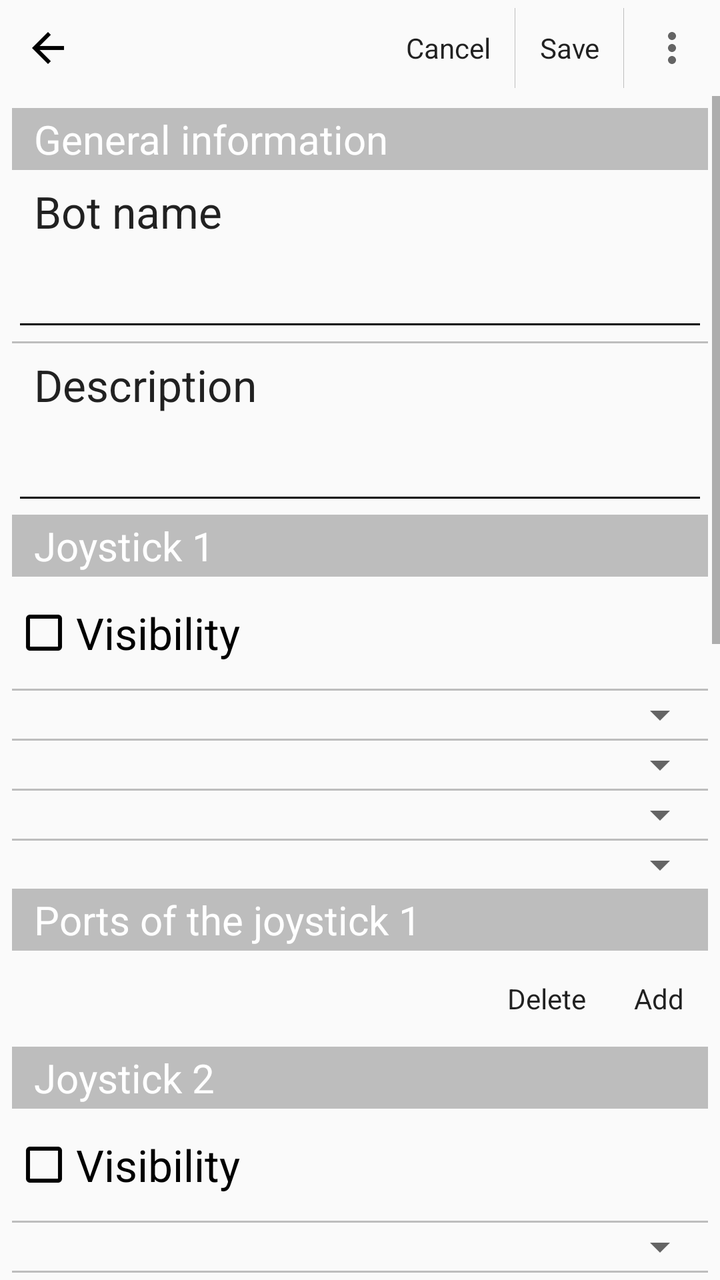
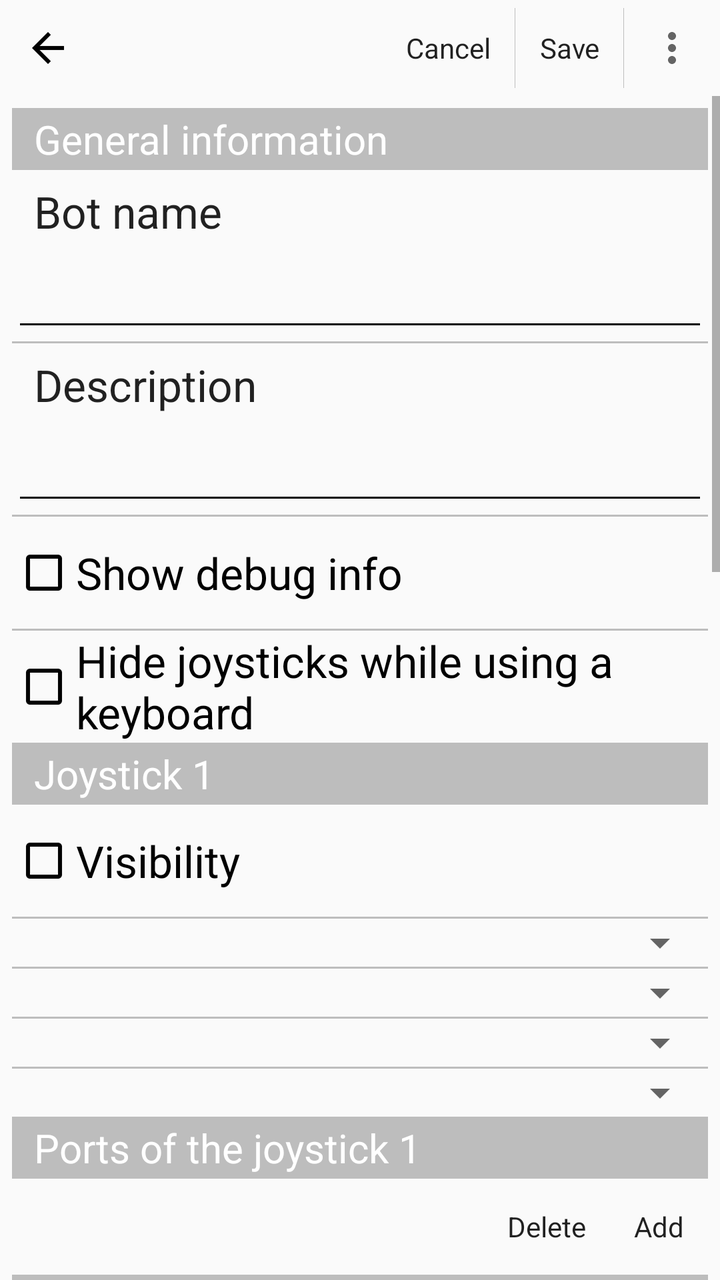

Before-and-after screenshots of an Android layout around one commit, followed by the original layout XML and the change that was made.
<!-- AndroidManifest.xml: application theme AppTheme -->
<!-- res/layout/activity_ev3_settings.xml -->
<LinearLayout xmlns:android="http://schemas.android.com/apk/res/android"
    xmlns:tools="http://schemas.android.com/tools"
    android:layout_width="fill_parent"
    android:layout_height="fill_parent"
    tools:context="ru.proghouse.robocam.GlobalSettingsActivity"
    android:orientation="vertical"
    android:id="@+id/ev3_settings_main_layout">

    <LinearLayout
        android:orientation="horizontal"
        android:layout_width="match_parent"
        android:layout_height="wrap_content"
        style="@style/Widget.AppCompat.ActionBar"
        android:baselineAligned="false"
        android:weightSum="1"
        android:measureWithLargestChild="false">

        <LinearLayout
            android:orientation="horizontal"
            android:layout_width="wrap_content"
            android:layout_height="wrap_content"
            style="@style/Widget.AppCompat.ActionBar"
            android:baselineAligned="false">

            <ImageButton
                android:layout_width="wrap_content"
                android:layout_height="wrap_content"
                android:id="@+id/imageButtonBack"
                android:src="@drawable/back"
                style="@style/Widget.AppCompat.ActionButton"
                android:onClick="onCancelButtonClick" />
        </LinearLayout>

        <LinearLayout
            android:orientation="horizontal"
            android:layout_width="0dp"
            android:layout_height="wrap_content"
            style="@style/Widget.AppCompat.ActionBar"
            android:baselineAligned="false"
            android:layout_weight="1"
            android:gravity="right">
        <Button
            style="@style/Widget.AppCompat.ActionButton"
            android:layout_width="wrap_content"
            android:layout_height="wrap_content"
            android:text="@string/cancel"
            android:id="@+id/buttonCancel"
            android:onClick="onCancelButtonClick"
            android:focusable="false" />

        <ImageView
            android:layout_width="wrap_content"
            android:layout_height="match_parent"
            android:id="@+id/imageView8"
            android:layout_gravity="center_horizontal"
            android:src="@drawable/spacer_small"
            android:paddingTop="4dp"
            android:paddingBottom="4dp" />

        <Button
            style="@style/Widget.AppCompat.ActionButton"
            android:layout_width="wrap_content"
            android:layout_height="wrap_content"
            android:text="@string/save"
            android:id="@+id/buttonSave"
            android:onClick="onSaveButtonClick"
            android:focusable="false" />

            <ImageView
                android:layout_width="wrap_content"
                android:layout_height="match_parent"
                android:id="@+id/imageView9"
                android:layout_gravity="center_horizontal"
                android:src="@drawable/spacer_small"
                android:paddingTop="4dp"
                android:paddingBottom="4dp" />

            <ImageButton
                style="@style/Widget.AppCompat.ActionButton"
                android:layout_width="wrap_content"
                android:layout_height="wrap_content"
                android:id="@+id/buttonOverflow"
                android:src="@drawable/overflow" />

        </LinearLayout>
    </LinearLayout>

    <ScrollView
        android:layout_width="fill_parent"
        android:layout_height="wrap_content"
        android:id="@+id/scrollView">
        <LinearLayout
            android:orientation="vertical"
            android:layout_width="match_parent"
            android:layout_height="wrap_content"
            android:padding="6dp">

            <TextView
                style="@style/SettingsSectionTitle"
                android:text="@string/general_information"
                android:id="@+id/textView6"/>

            <TextView
                style="@style/SettingsSectionEditTextTitle"
                android:text="@string/robot_name"
                android:id="@+id/textViewBotName"/>

            <EditText
                style="@style/SettingsEditText"
                android:id="@+id/editTextBotName"/>

            <ImageView
                android:layout_width="match_parent"
                android:layout_height="wrap_content"
                android:id="@+id/imageView16"
                android:layout_gravity="center_horizontal"
                android:src="@drawable/spacer_small" />

            <TextView
                style="@style/SettingsSectionEditTextTitle"
                android:text="@string/robot_description"
                android:id="@+id/textViewDesc"/>

            <EditText
                style="@style/SettingsEditText"
                android:id="@+id/editTextDesc"/>

            <TextView
                style="@style/SettingsSectionTitle"
                android:text="@string/joystick1"
                android:id="@+id/textViewJoystick1" />

            <CheckBox
                android:text="@string/visibility"
                android:id="@+id/checkBoxJoystickVisibility1"
                style="@style/SettingsCheckBox"
                android:checked="false" />

            <ImageView
                android:layout_width="match_parent"
                android:layout_height="wrap_content"
                android:id="@+id/imageView1_1"
                android:layout_gravity="center_horizontal"
                android:src="@drawable/spacer_small" />

            <Spinner
                android:layout_width="match_parent"
                android:layout_height="wrap_content"
                android:id="@+id/spinnerJoystickShape1"
                android:visibility="visible"
                android:spinnerMode="dialog"
                android:focusable="false" />

            <ImageView
                android:layout_width="match_parent"
                android:layout_height="wrap_content"
                android:id="@+id/imageView1_2"
                android:layout_gravity="center_horizontal"
                android:src="@drawable/spacer_small" />

            <Spinner
                android:layout_width="match_parent"
                android:layout_height="wrap_content"
                android:id="@+id/spinnerJoystickType1"
                android:visibility="visible"
                android:spinnerMode="dialog"
                android:focusable="false" />

            <ImageView
                android:layout_width="match_parent"
                android:layout_height="wrap_content"
                android:id="@+id/imageViewJoystickBehavior1_1"
                android:layout_gravity="center_horizontal"
                android:src="@drawable/spacer_small" />

            <Spinner
                android:layout_width="match_parent"
                android:layout_height="wrap_content"
                android:id="@+id/spinnerJoystickBehavior1_1"
                android:visibility="visible"
                android:spinnerMode="dialog"
                android:focusable="false" />

            <ImageView
                android:layout_width="match_parent"
                android:layout_height="wrap_content"
                android:id="@+id/imageViewJoystickBehavior1_2"
                android:layout_gravity="center_horizontal"
                android:src="@drawable/spacer_small" />

            <Spinner
                android:layout_width="match_parent"
                android:layout_height="wrap_content"
                android:id="@+id/spinnerJoystickBehavior1_2"
                android:visibility="visible"
                android:spinnerMode="dialog"
                android:focusable="false" />

            <TextView
                style="@style/SettingsSectionTitle"
                android:text="@string/joystick1_ports"
                android:id="@+id/textViewJoystick1Ports"/>

            <LinearLayout
                style="@style/Widget.AppCompat.ActionBar"
                android:orientation="horizontal"
                android:layout_width="match_parent"
                android:layout_height="wrap_content"
                android:baselineAligned="false"
                android:layout_weight="1"
                android:gravity="right"
                android:id="@+id/linearLayoutJoystick1PortButtons">

                <Button
                    style="@style/Widget.AppCompat.ActionButton"
                    android:layout_width="wrap_content"
                    android:layout_height="wrap_content"
                    android:text="@string/delete"
                    android:id="@+id/buttonDeletePortJoystick1"
                    android:focusable="false"
                    android:onClick="onDeletePortButtonClick" />

                <Button
                    style="@style/Widget.AppCompat.ActionButton"
                    android:layout_width="wrap_content"
                    android:layout_height="wrap_content"
                    android:text="@string/add"
                    android:id="@+id/buttonAddPortJoystick1"
                    android:focusable="false"
                    android:onClick="onAddPortButtonClick" />
            </LinearLayout>

            <LinearLayout
                android:orientation="vertical"
                android:layout_width="match_parent"
                android:layout_height="wrap_content"
                android:id="@+id/linearLayoutJoystick1Ports"/>

            <TextView
                style="@style/SettingsSectionTitle"
                android:text="@string/joystick2"
                android:id="@+id/textViewJoystick2" />

            <CheckBox
                android:layout_width="match_parent"
                android:layout_height="@dimen/pref_item_height"
                android:text="@string/visibility"
                android:id="@+id/checkBoxJoystickVisibility2"
                android:textAppearance="?android:attr/textAppearanceLarge"
                style="@style/SettingsCheckBox" />

            <ImageView
                android:layout_width="match_parent"
                android:layout_height="wrap_content"
                android:id="@+id/imageView2_1"
                android:layout_gravity="center_horizontal"
                android:src="@drawable/spacer_small" />

            <Spinner
                android:layout_width="match_parent"
                android:layout_height="wrap_content"
                android:id="@+id/spinnerJoystickShape2"
                android:visibility="visible"
                android:spinnerMode="dialog"
                android:focusable="false" />

            <ImageView
                android:layout_width="match_parent"
                android:layout_height="wrap_content"
                android:id="@+id/imageView2_2"
                android:layout_gravity="center_horizontal"
                android:src="@drawable/spacer_small" />

            <Spinner
                android:layout_width="match_parent"
                android:layout_height="wrap_content"
                android:id="@+id/spinnerJoystickType2"
                android:visibility="visible"
                android:spinnerMode="dialog"
                android:focusable="false" />

            <ImageView
                android:layout_width="match_parent"
                android:layout_height="wrap_content"
                android:id="@+id/imageViewJoystickBehavior2_1"
                android:layout_gravity="center_horizontal"
                android:src="@drawable/spacer_small" />

            <Spinner
                android:layout_width="match_parent"
                android:layout_height="wrap_content"
                android:id="@+id/spinnerJoystickBehavior2_1"
                android:visibility="visible"
                android:spinnerMode="dialog"
                android:focusable="false" />

            <ImageView
                android:layout_width="match_parent"
                android:layout_height="wrap_content"
                android:id="@+id/imageViewJoystickBehavior2_2"
                android:layout_gravity="center_horizontal"
                android:src="@drawable/spacer_small" />

            <Spinner
                android:layout_width="match_parent"
                android:layout_height="wrap_content"
                android:id="@+id/spinnerJoystickBehavior2_2"
                android:visibility="visible"
                android:spinnerMode="dialog"
                android:focusable="false" />

            <TextView
                style="@style/SettingsSectionTitle"
                android:text="@string/joystick2_ports"
                android:id="@+id/textViewJoystick2Ports" />

            <LinearLayout
                style="@style/Widget.AppCompat.ActionBar"
                android:orientation="horizontal"
                android:layout_width="match_parent"
                android:layout_height="wrap_content"
                android:baselineAligned="false"
                android:layout_weight="1"
                android:gravity="right"
                android:id="@+id/linearLayoutJoystick2PortButtons">

                <Button
                    style="@style/Widget.AppCompat.ActionButton"
                    android:layout_width="wrap_content"
                    android:layout_height="wrap_content"
                    android:text="@string/delete"
                    android:id="@+id/buttonDeletePortJoystick2"
                    android:focusable="false"
                    android:onClick="onDeletePortButtonClick" />

                <Button
                    style="@style/Widget.AppCompat.ActionButton"
                    android:layout_width="wrap_content"
                    android:layout_height="wrap_content"
                    android:text="@string/add"
                    android:id="@+id/buttonAddPortJoystick2"
                    android:focusable="false"
                    android:onClick="onAddPortButtonClick" />
            </LinearLayout>

            <LinearLayout
                android:orientation="vertical"
                android:layout_width="match_parent"
                android:layout_height="wrap_content"
                android:id="@+id/linearLayoutJoystick2Ports"/>

            <TextView
                style="@style/SettingsSectionTitle"
                android:text="@string/joystick3"
                android:id="@+id/textViewJoystick3" />

            <CheckBox
                android:layout_width="match_parent"
                android:layout_height="@dimen/pref_item_height"
                android:text="@string/visibility"
                android:id="@+id/checkBoxJoystickVisibility3"
                android:textAppearance="?android:attr/textAppearanceLarge"
                style="@style/SettingsCheckBox" />

            <ImageView
                android:layout_width="match_parent"
                android:layout_height="wrap_content"
                android:id="@+id/imageView3_1"
                android:layout_gravity="center_horizontal"
                android:src="@drawable/spacer_small" />

            <Spinner
                android:layout_width="match_parent"
                android:layout_height="wrap_content"
                android:id="@+id/spinnerJoystickShape3"
                android:visibility="visible"
                android:spinnerMode="dialog"
                android:focusable="false" />

            <ImageView
                android:layout_width="match_parent"
                android:layout_height="wrap_content"
                android:id="@+id/imageView3_2"
                android:layout_gravity="center_horizontal"
                android:src="@drawable/spacer_small" />

            <Spinner
                android:layout_width="match_parent"
                android:layout_height="wrap_content"
                android:id="@+id/spinnerJoystickType3"
                android:visibility="visible"
                android:spinnerMode="dialog"
                android:focusable="false" />

            <ImageView
                android:layout_width="match_parent"
                android:layout_height="wrap_content"
                android:id="@+id/imageViewJoystickBehavior3_1"
                android:layout_gravity="center_horizontal"
                android:src="@drawable/spacer_small" />

            <Spinner
                android:layout_width="match_parent"
                android:layout_height="wrap_content"
                android:id="@+id/spinnerJoystickBehavior3_1"
                android:visibility="visible"
                android:spinnerMode="dialog"
                android:focusable="false" />

            <ImageView
                android:layout_width="match_parent"
                android:layout_height="wrap_content"
                android:id="@+id/imageViewJoystickBehavior3_2"
                android:layout_gravity="center_horizontal"
                android:src="@drawable/spacer_small" />

            <Spinner
                android:layout_width="match_parent"
                android:layout_height="wrap_content"
                android:id="@+id/spinnerJoystickBehavior3_2"
                android:visibility="visible"
                android:spinnerMode="dialog"
                android:focusable="false" />

            <TextView
                style="@style/SettingsSectionTitle"
                android:text="@string/joystick3_ports"
                android:id="@+id/textViewJoystick3Ports" />

            <LinearLayout
                style="@style/Widget.AppCompat.ActionBar"
                android:orientation="horizontal"
                android:layout_width="match_parent"
                android:layout_height="wrap_content"
                android:baselineAligned="false"
                android:layout_weight="1"
                android:gravity="right"
                android:id="@+id/linearLayoutJoystick3PortButtons">

                <Button
                    style="@style/Widget.AppCompat.ActionButton"
                    android:layout_width="wrap_content"
                    android:layout_height="wrap_content"
                    android:text="@string/delete"
                    android:id="@+id/buttonDeletePortJoystick3"
                    android:focusable="false"
                    android:onClick="onDeletePortButtonClick" />

                <Button
                    style="@style/Widget.AppCompat.ActionButton"
                    android:layout_width="wrap_content"
                    android:layout_height="wrap_content"
                    android:text="@string/add"
                    android:id="@+id/buttonAddPortJoystick3"
                    android:focusable="false"
                    android:onClick="onAddPortButtonClick" />
            </LinearLayout>

            <LinearLayout
                android:orientation="vertical"
                android:layout_width="match_parent"
                android:layout_height="wrap_content"
                android:id="@+id/linearLayoutJoystick3Ports"/>

            <TextView
                style="@style/SettingsSectionTitle"
                android:text="@string/joystick4"
                android:id="@+id/textViewJoystick4" />

            <CheckBox
                android:layout_width="match_parent"
                android:layout_height="@dimen/pref_item_height"
                android:text="@string/visibility"
                android:id="@+id/checkBoxJoystickVisibility4"
                android:textAppearance="?android:attr/textAppearanceLarge"
                style="@style/SettingsCheckBox" />

            <ImageView
                android:layout_width="match_parent"
                android:layout_height="wrap_content"
                android:id="@+id/imageView4_1"
                android:layout_gravity="center_horizontal"
                android:src="@drawable/spacer_small" />

            <Spinner
                android:layout_width="match_parent"
                android:layout_height="wrap_content"
                android:id="@+id/spinnerJoystickShape4"
                android:visibility="visible"
                android:spinnerMode="dialog"
                android:focusable="false" />

            <ImageView
                android:layout_width="match_parent"
                android:layout_height="wrap_content"
                android:id="@+id/imageView4_2"
                android:layout_gravity="center_horizontal"
                android:src="@drawable/spacer_small" />

            <Spinner
                android:layout_width="match_parent"
                android:layout_height="wrap_content"
                android:id="@+id/spinnerJoystickType4"
                android:visibility="visible"
                android:spinnerMode="dialog"
                android:focusable="false" />

            <ImageView
                android:layout_width="match_parent"
                android:layout_height="wrap_content"
                android:id="@+id/imageViewJoystickBehavior4_1"
                android:layout_gravity="center_horizontal"
                android:src="@drawable/spacer_small" />

            <Spinner
                android:layout_width="match_parent"
                android:layout_height="wrap_content"
                android:id="@+id/spinnerJoystickBehavior4_1"
                android:visibility="visible"
                android:spinnerMode="dialog"
                android:focusable="false" />

            <ImageView
                android:layout_width="match_parent"
                android:layout_height="wrap_content"
                android:id="@+id/imageViewJoystickBehavior4_2"
                android:layout_gravity="center_horizontal"
                android:src="@drawable/spacer_small" />

            <Spinner
                android:layout_width="match_parent"
                android:layout_height="wrap_content"
                android:id="@+id/spinnerJoystickBehavior4_2"
                android:visibility="visible"
                android:spinnerMode="dialog"
                android:focusable="false" />

            <TextView
                style="@style/SettingsSectionTitle"
                android:text="@string/joystick4_ports"
                android:id="@+id/textViewJoystick4Ports" />

            <LinearLayout
                style="@style/Widget.AppCompat.ActionBar"
                android:orientation="horizontal"
                android:layout_width="match_parent"
                android:layout_height="wrap_content"
                android:baselineAligned="false"
                android:layout_weight="1"
                android:gravity="right"
                android:id="@+id/linearLayoutJoystick4PortButtons">

                <Button
                    style="@style/Widget.AppCompat.ActionButton"
                    android:layout_width="wrap_content"
                    android:layout_height="wrap_content"
                    android:text="@string/delete"
                    android:id="@+id/buttonDeletePortJoystick4"
                    android:focusable="false"
                    android:onClick="onDeletePortButtonClick" />

                <Button
                    style="@style/Widget.AppCompat.ActionButton"
                    android:layout_width="wrap_content"
                    android:layout_height="wrap_content"
                    android:text="@string/add"
                    android:id="@+id/buttonAddPortJoystick4"
                    android:focusable="false"
                    android:onClick="onAddPortButtonClick" />
            </LinearLayout>

            <LinearLayout
                android:orientation="vertical"
                android:layout_width="match_parent"
                android:layout_height="wrap_content"
                android:id="@+id/linearLayoutJoystick4Ports"/>

        </LinearLayout>
    </ScrollView>

</LinearLayout>
<!-- resources referenced by this layout -->
<resources>
  <dimen name="pref_item_height">56dp</dimen>
  <!-- drawable spacer_small (drawable) -->
  <?xml version="1.0" encoding="utf-8"?>
  
  <shape xmlns:android="http://schemas.android.com/apk/res/android" >
  
      <size android:height="1dp"/>
  
      <solid android:color="#90909090" />
  
  </shape>
  <string name="add">Add</string>
  <string name="cancel">Cancel</string>
  <string name="delete">Delete</string>
  <string name="general_information">General information</string>
  <string name="joystick1">Joystick 1</string>
  <string name="joystick1_ports">Ports of the joystick 1</string>
  <string name="joystick2">Joystick 2</string>
  <string name="joystick2_ports">Ports of the joystick 2</string>
  <string name="joystick3">Joystick 3</string>
  <string name="joystick3_ports">Ports of the joystick 3</string>
  <string name="joystick4">Joystick 4</string>
  <string name="joystick4_ports">Ports of the joystick 4</string>
  <string name="robot_description">Description</string>
  <string name="robot_name">Bot name</string>
  <string name="save">Save</string>
  <string name="visibility">Visibility</string>
  <style name="SettingsCheckBox" parent="Widget.AppCompat.CompoundButton.CheckBox">
          <item name="android:layout_width">match_parent</item>
          <item name="android:layout_height">@dimen/pref_item_height</item>
          <item name="android:textAppearance">?android:attr/textAppearanceLarge</item>
          <item name="android:button">@drawable/abc_btn_check</item>
      </style>
  <style name="SettingsSectionEditTextTitle">
          <item name="android:layout_width">match_parent</item>
          <item name="android:layout_height">wrap_content</item>
          <item name="android:textAppearance">?android:attr/textAppearanceLarge</item>
          <item name="android:layout_gravity">center_horizontal</item>
          <item name="android:paddingLeft">11dp</item>
          <item name="android:paddingTop">6dp</item>
      </style>
  <style name="AppTheme" parent="Theme.AppCompat.Light.DarkActionBar">
          
          <item name="colorPrimary">@color/colorPrimary</item>
          <item name="colorPrimaryDark">@color/colorPrimaryDark</item>
          <item name="colorAccent">@color/colorAccent</item>
      </style>
  <!-- drawable abc_btn_check (drawable) -->
  <?xml version="1.0" encoding="utf-8"?>
  
  <selector xmlns:android="http://schemas.android.com/apk/res/android">
      <item android:state_checked="true" android:drawable="@drawable/abc_btn_checked" />
      <item android:drawable="@drawable/abc_btn_unchecked" />
  </selector>
  <!-- drawable abc_edittext (drawable) -->
  <?xml version="1.0" encoding="utf-8"?>
  
  <inset xmlns:android="http://schemas.android.com/apk/res/android"
      android:insetLeft="4dp"
      android:insetRight="4dp"
      android:insetTop="10dp"
      android:insetBottom="7dp">
  
      <selector>
          <item android:state_enabled="false" android:drawable="@drawable/abc_edittext_inactivated"/>
          <item android:state_pressed="false" android:state_focused="false" android:drawable="@drawable/abc_edittext_inactivated"/>
          <item android:drawable="@drawable/abc_edittext_activated"/>
      </selector>
  
  </inset>
  <color name="colorPrimary">#3F51B5</color>
  <color name="colorPrimaryDark">#303F9F</color>
  <color name="colorAccent">#FF4081</color>
  <!-- unchanged entries left out for length: 8 -->
</resources>

<!-- the commit's change to res/layout/activity_ev3_settings.xml (unified diff, before → after) -->
@@ -125,6 +125,32 @@
                 style="@style/SettingsEditText"
                 android:id="@+id/editTextDesc"/>
 
+            <ImageView
+                android:layout_width="match_parent"
+                android:layout_height="wrap_content"
+                android:id="@+id/imageView12"
+                android:layout_gravity="center_horizontal"
+                android:src="@drawable/spacer_small" />
+
+            <CheckBox
+                style="@style/SettingsCheckBox"
+                android:text="@string/show_debug_info"
+                android:id="@+id/checkBoxShowDebugInfo"
+                android:checked="false"/>
+
+            <ImageView
+                android:layout_width="match_parent"
+                android:layout_height="wrap_content"
+                android:id="@+id/imageView13"
+                android:layout_gravity="center_horizontal"
+                android:src="@drawable/spacer_small" />
+
+            <CheckBox
+                style="@style/SettingsCheckBox"
+                android:text="@string/hide_joysticks_while_using_keyboard"
+                android:id="@+id/checkBoxHideJoysticks"
+                android:checked="false"/>
+
             <TextView
                 style="@style/SettingsSectionTitle"
                 android:text="@string/joystick1"
@@ -575,6 +601,49 @@
                 android:layout_height="wrap_content"
                 android:id="@+id/linearLayoutJoystick4Ports"/>
 
+            <TextView
+                style="@style/SettingsSectionTitle"
+                android:text="@string/key_group"
+                android:id="@+id/textViewKeyGroup"
+                android:layout_width="match_parent"
+                android:layout_height="wrap_content" />
+
+            <LinearLayout
+                style="@style/Widget.AppCompat.ActionBar"
+                android:orientation="horizontal"
+                android:layout_width="match_parent"
+                android:layout_height="wrap_content"
+                android:baselineAligned="false"
+                android:layout_weight="1"
+                android:gravity="right"
+                android:id="@+id/linearLayout" >
+
+                <Button
+                    style="@style/Widget.AppCompat.ActionButton"
+                    android:layout_width="wrap_content"
+                    android:layout_height="wrap_content"
+                    android:text="@string/delete"
+                    android:id="@+id/buttonDeleteKeyGroup"
+                    android:focusable="false"
+                    android:onClick="onDeleteKeyGroupClick" />
+
+                <Button
+                    style="@style/Widget.AppCompat.ActionButton"
+                    android:layout_width="wrap_content"
+                    android:layout_height="wrap_content"
+                    android:text="@string/add"
+                    android:id="@+id/buttonAddKeyGroup"
+                    android:focusable="false"
+                    android:onClick="onAddKeyGroupButtonClick" />
+
+            </LinearLayout>
+
+            <LinearLayout
+                android:orientation="vertical"
+                android:layout_width="match_parent"
+                android:layout_height="wrap_content"
+                android:id="@+id/linearLayoutKeyGroups"/>
+
         </LinearLayout>
     </ScrollView>
 
<!-- resource entries referenced after the edit -->
@@ -15,6 +15,7 @@
   <string name="cancel">Cancel</string>
   <string name="delete">Delete</string>
   <string name="general_information">General information</string>
+  <string name="hide_joysticks_while_using_keyboard">Hide joysticks while using a keyboard</string>
   <string name="joystick1">Joystick 1</string>
   <string name="joystick1_ports">Ports of the joystick 1</string>
   <string name="joystick2">Joystick 2</string>
@@ -23,9 +24,11 @@
   <string name="joystick3_ports">Ports of the joystick 3</string>
   <string name="joystick4">Joystick 4</string>
   <string name="joystick4_ports">Ports of the joystick 4</string>
+  <string name="key_group">Keyboard</string>
   <string name="robot_description">Description</string>
   <string name="robot_name">Bot name</string>
   <string name="save">Save</string>
+  <string name="show_debug_info">Show debug info</string>
   <string name="visibility">Visibility</string>
   <style name="SettingsCheckBox" parent="Widget.AppCompat.CompoundButton.CheckBox">
           <item name="android:layout_width">match_parent</item>
@@ -39,6 +42,7 @@
           <item name="android:textAppearance">?android:attr/textAppearanceLarge</item>
           <item name="android:layout_gravity">center_horizontal</item>
           <item name="android:paddingLeft">11dp</item>
+          <item name="android:paddingRight">11dp</item>
           <item name="android:paddingTop">6dp</item>
       </style>
   <style name="AppTheme" parent="Theme.AppCompat.Light.DarkActionBar">
